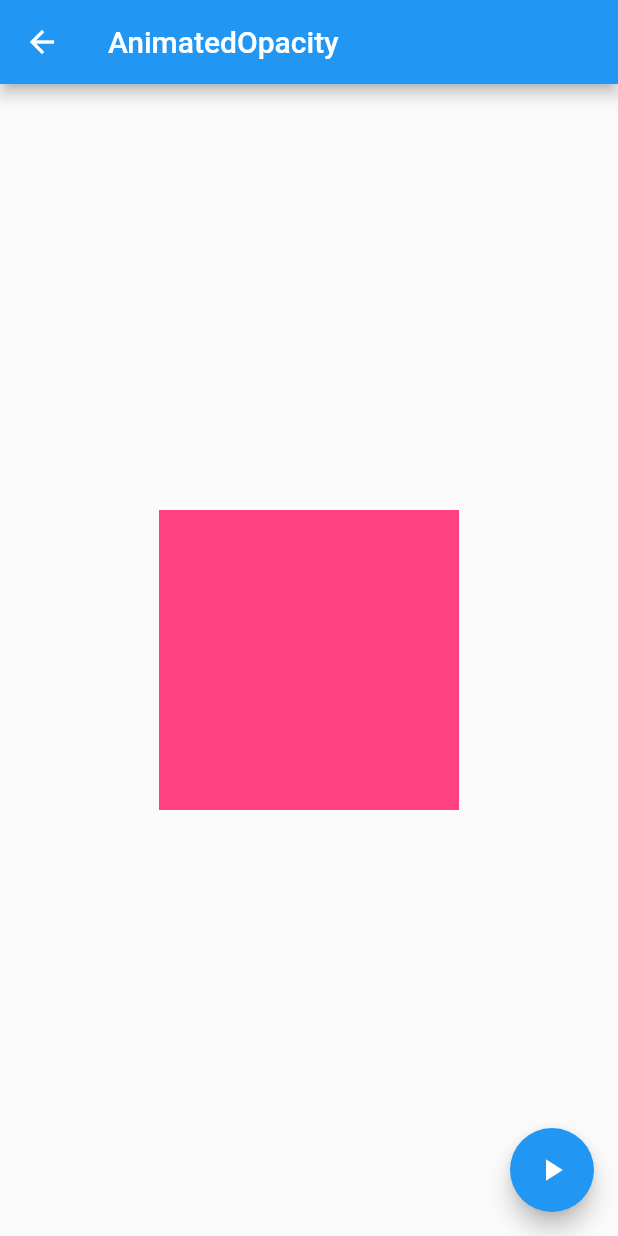
After one commit to LeeYoonJung/flutter_begginer, a Flutter app: the screen it shows after launch, after a tap on "AnimatedOpacity", on a phone screen of 412 x 824 dp. The commit adds this screen. Run offline on Flutter 3.47's test engine with Material 2 defaults, Android fonts, the phone set to English and light mode, and no system bars.

Commit message:
main List 구현 및 AnimatedOpacity 기능 구현

```diff
--- /dev/null
+++ b/lib/beginner/0_flutter_cookbook/my_animated_opacity.dart
@@ -0,0 +1,41 @@
+import 'package:flutter/material.dart';
+
+class MyAnimatedOpacity extends StatefulWidget {
+  const MyAnimatedOpacity({Key? key}) : super(key: key);
+
+  @override
+  State<MyAnimatedOpacity> createState() => _MyAnimatedOpacityState();
+}
+
+class _MyAnimatedOpacityState extends State<MyAnimatedOpacity> {
+  bool _visible = true;
+
+  @override
+  Widget build(BuildContext context) {
+    return Scaffold(
+      appBar: AppBar(
+        title: const Text('AnimatedOpacity'),
+      ),
+      body: Center(
+        child: AnimatedOpacity(
+          opacity: _visible ? 1.0 : 0.0,
+          duration: const Duration(milliseconds: 500),
+          child: Container(
+            width: 200,
+            height: 200,
+            color: Colors.pinkAccent,
+          ),
+        ),
+      ),
+      floatingActionButton: FloatingActionButton(
+        onPressed: () {
+          setState(() {
+            _visible = !_visible;
+          });
+        },
+        child: const Icon(Icons.play_arrow),
+      ),
+    );
+    ;
+  }
+}
--- a/lib/main.dart
+++ b/lib/main.dart
@@ -1,4 +1,5 @@
 import 'package:flutter/material.dart';
+import 'package:flutter_momong_project/beginner/0_flutter_cookbook/my_animated_opacity.dart';
 
 import 'beginner/0_flutter_cookbook/my_animated_container.dart';
 
@@ -17,54 +18,53 @@ class MyApp extends StatelessWidget {
       theme: ThemeData(
         primarySwatch: Colors.blue,
       ),
-      home: const MyAnimatedContainer(),
+      home: Scaffold(
+        appBar: AppBar(
+          title: const Text('Flutter Tutorial'),
+        ),
+        body: const Home(),
+      ),
     );
   }
 }
 
-class MyHomePage extends StatefulWidget {
-  const MyHomePage({super.key, required this.title});
-
-  final String title;
+class Home extends StatefulWidget {
+  const Home({Key? key}) : super(key: key);
 
   @override
-  State<MyHomePage> createState() => _MyHomePageState();
+  State<Home> createState() => _HomeState();
 }
 
-class _MyHomePageState extends State<MyHomePage> {
-  int _counter = 0;
-
-  void _incrementCounter() {
-    setState(() {
-      _counter++;
-    });
-  }
-
+class _HomeState extends State<Home> {
   @override
   Widget build(BuildContext context) {
-    return Scaffold(
-      appBar: AppBar(
-        title: Text(widget.title),
-      ),
-      body: Center(
-        child: Column(
-          mainAxisAlignment: MainAxisAlignment.center,
-          children: <Widget>[
-            const Text(
-              'You have pushed the button this many times:',
-            ),
-            Text(
-              '$_counter',
-              style: Theme.of(context).textTheme.headlineMedium,
-            ),
-          ],
+    return ListView(
+      children: <Widget>[
+        const ListTile(
+          title: Text(
+            '섹션0.Flutter Cookbook',
+            style: TextStyle(fontWeight: FontWeight.bold),
+          ),
         ),
-      ),
-      floatingActionButton: FloatingActionButton(
-        onPressed: _incrementCounter,
-        tooltip: 'Increment',
-        child: const Icon(Icons.add),
-      ), // This trailing comma makes auto-formatting nicer for build methods.
+        ListTile(
+          title: const Text('AnimatedContainer'),
+          onTap: () {
+            Navigator.push(
+                context,
+                MaterialPageRoute(
+                    builder: (context) => const MyAnimatedContainer()));
+          },
+        ),
+        ListTile(
+          title: const Text('AnimatedOpacity'),
+          onTap: () {
+            Navigator.push(
+                context,
+                MaterialPageRoute(
+                    builder: (context) => const MyAnimatedOpacity()));
+          },
+        ),
+      ],
     );
   }
 }
```
